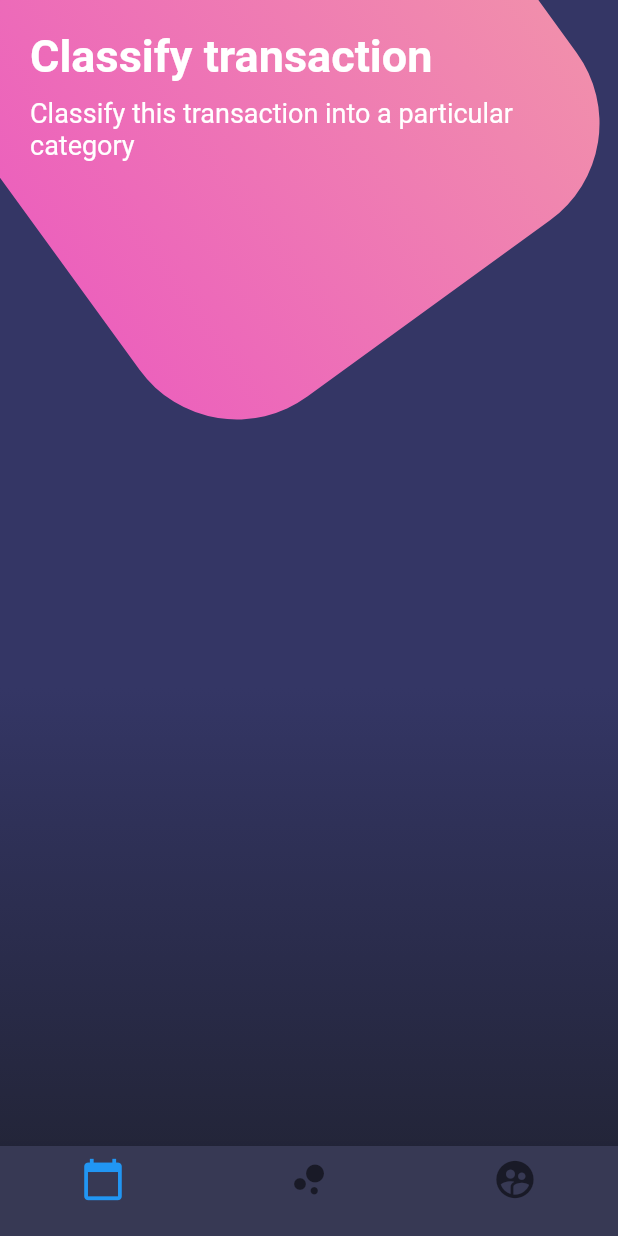
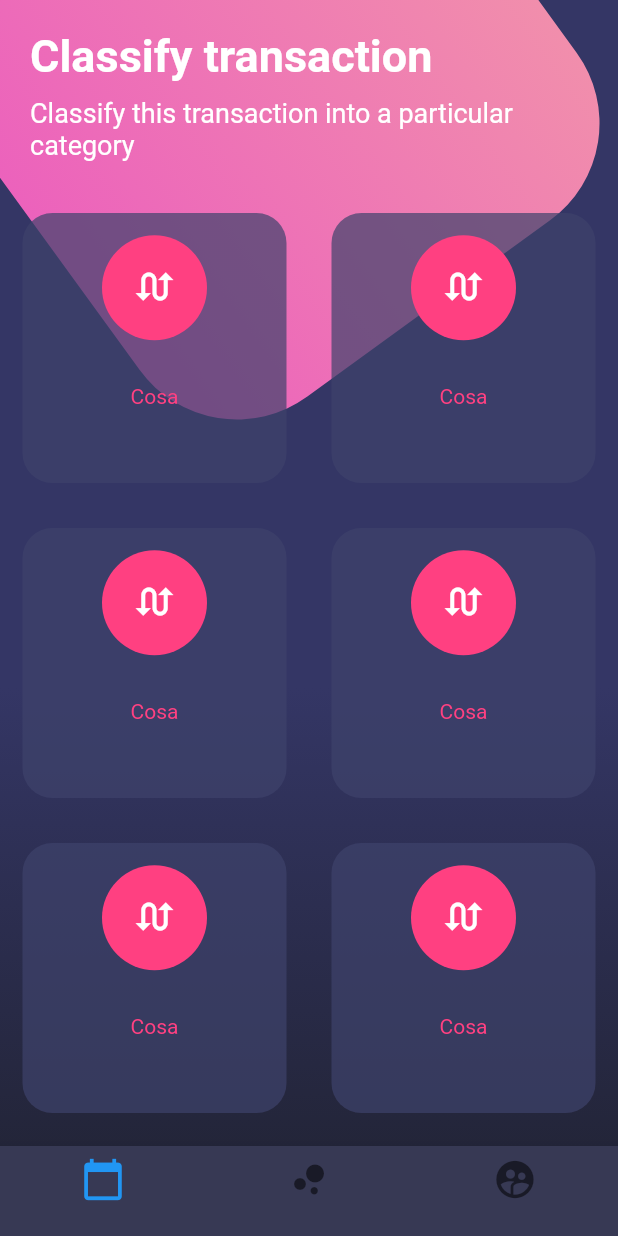
Before and after one commit to DentVega/Flutter-Designs, a Flutter app: the screen it shows after launch, on a phone screen of 412 x 824 dp. Run offline on Flutter 3.47's test engine with Material 2 defaults, Android fonts, the phone set to English and light mode, and no system bars.

Commit message:
Diseño Compuesto -Table y TableRow
Widgets Utilizados

Table nos sirve para generar tablas en base a TableRow

```diff
--- a/lib/src/pages/botones_page.dart
+++ b/lib/src/pages/botones_page.dart
@@ -14,6 +14,7 @@ class BotonesPage extends StatelessWidget {
               child: Column(
                 children: <Widget>[
                   _titulos(),
+                  _botonesRedondeados()
                 ],
               ),
             )
@@ -103,4 +104,58 @@ class BotonesPage extends StatelessWidget {
               title: Container())
         ]));
   }
+
+  Widget _botonesRedondeados() {
+    return Table(
+      children: <TableRow>[
+        TableRow(
+          children: [
+            _crearBotonRedondeado(),
+            _crearBotonRedondeado(),
+          ]
+        ),
+        TableRow(
+            children: [
+              _crearBotonRedondeado(),
+              _crearBotonRedondeado(),
+            ]
+        ),
+        TableRow(
+            children: [
+              _crearBotonRedondeado(),
+              _crearBotonRedondeado(),
+            ]
+        ),
+        TableRow(
+            children: [
+              _crearBotonRedondeado(),
+              _crearBotonRedondeado(),
+            ]
+        )
+      ],
+    );
+  }
+
+  Widget _crearBotonRedondeado() {
+    return Container(
+      height: 180.0,
+      margin: EdgeInsets.all(15.0),
+      decoration: BoxDecoration(
+        color: Color.fromRGBO(62, 66, 107, 0.7),
+        borderRadius: BorderRadius.circular(20.0)
+      ),
+      child: Column(
+        mainAxisAlignment: MainAxisAlignment.spaceAround,
+        children: <Widget>[
+          CircleAvatar(
+            backgroundColor: Colors.pinkAccent,
+            radius: 35.0,
+            child: Icon(Icons.swap_calls, color: Colors.white, size: 30.0,),
+          ),
+          Text('Cosa', style: TextStyle(color: Colors.pinkAccent),),
+          SizedBox(height: 5.0,)
+        ],
+      ),
+    );
+  }
 }
```
